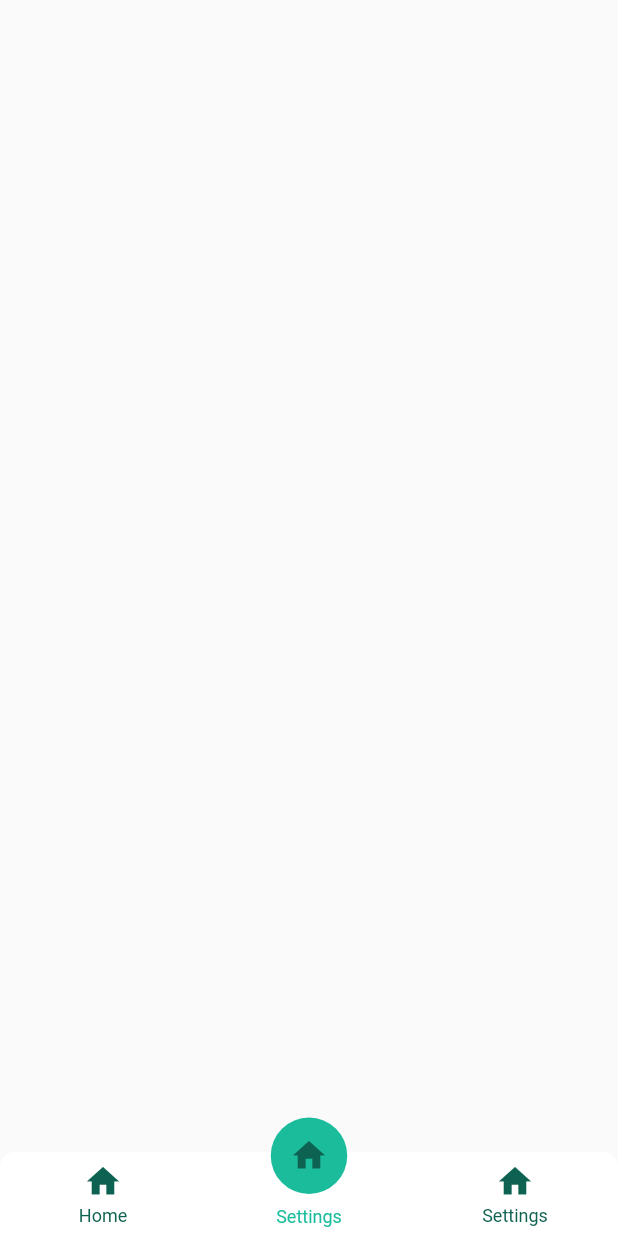
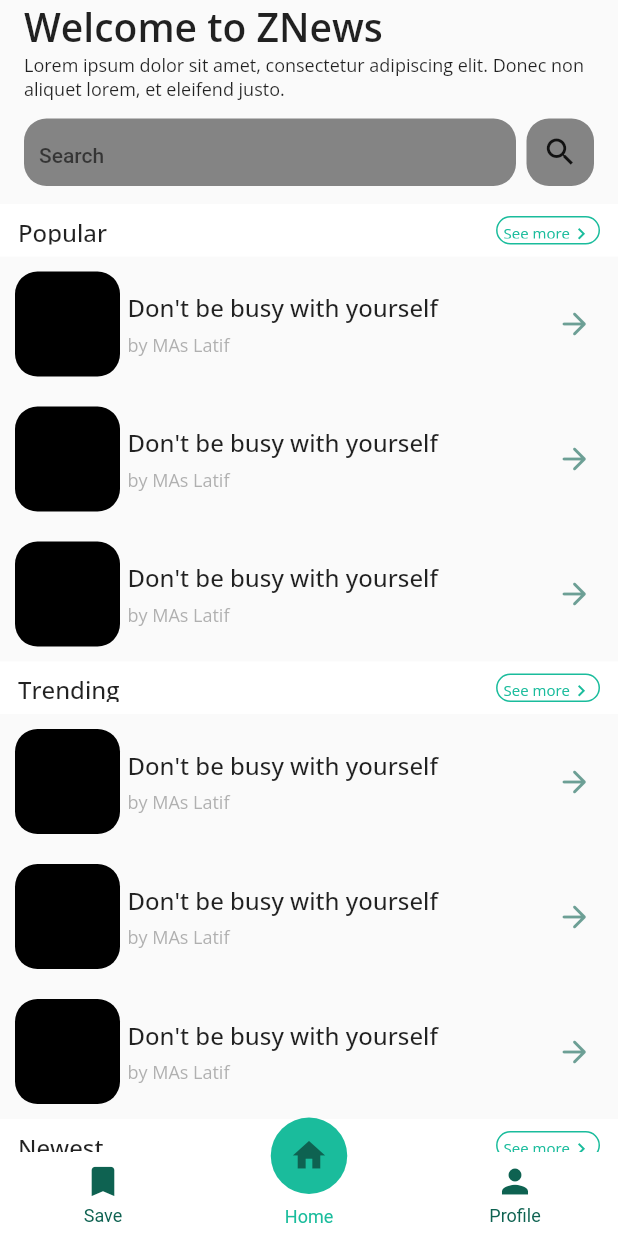
Before and after one commit to Zinoe001/news_app, a Flutter app: the screen it shows after launch, on a phone screen of 412 x 824 dp. Run offline on Flutter 3.47's test engine with Material 2 defaults, Android fonts, the light colour scheme and no system bars; drawn by our look-alikes of persistent_bottom_nav_bar; our stand-ins replace google_fonts, sliver_tools.

Commit message:
Home and News view UI completed

```diff
--- a/lib/views/body/body_view.dart
+++ b/lib/views/body/body_view.dart
@@ -1,5 +1,6 @@
 import 'package:flutter/material.dart';
 import 'package:news_app/utils/color.dart';
+import 'package:news_app/views/home/home_view.dart';
 import 'package:persistent_bottom_nav_bar/persistent-tab-view.dart';
 
 class BodyView extends StatelessWidget {
@@ -8,7 +9,7 @@ class BodyView extends StatelessWidget {
   List<Widget> _buildScreens() {
     return [
       const Scaffold(),
-      const Scaffold(),
+      const HomeView(),
       const Scaffold(),
     ];
   }
@@ -16,20 +17,20 @@ class BodyView extends StatelessWidget {
   List<PersistentBottomNavBarItem> _navBarsItems() {
     return [
       PersistentBottomNavBarItem(
-        icon: const Icon(Icons.home),
+        icon: const Icon(Icons.bookmark),
+        title: ("Save"),
+        activeColorPrimary: kPrimaryColor,
+        inactiveColorPrimary: kSecondaryColor,
+      ),
+      PersistentBottomNavBarItem(
+        icon: Icon(Icons.home,color: kSecondaryColor,),
         title: ("Home"),
         activeColorPrimary: kPrimaryColor,
         inactiveColorPrimary: kSecondaryColor,
       ),
       PersistentBottomNavBarItem(
-        icon: Icon(Icons.home,color: kSecondaryColor,),
-        title: ("Settings"),
-        activeColorPrimary: kPrimaryColor,
-        inactiveColorPrimary: kSecondaryColor,
-      ),
-      PersistentBottomNavBarItem(
-        icon: const Icon(Icons.home),
-        title: ("Settings"),
+        icon: const Icon(Icons.person),
+        title: ("Profile"),
         activeColorPrimary: kPrimaryColor,
         inactiveColorPrimary: kSecondaryColor,
       ),
--- /dev/null
+++ b/lib/views/home/components/home_news_item.dart
@@ -0,0 +1,48 @@
+import 'package:flutter/material.dart';
+import 'package:news_app/utils/color.dart';
+import 'package:news_app/utils/text.dart';
+import 'package:news_app/views/news/news_view.dart';
+
+class HomeNewsItem extends StatelessWidget {
+  const HomeNewsItem({Key? key}) : super(key: key);
+
+  @override
+  Widget build(BuildContext context) {
+    return Container(
+      margin: const EdgeInsets.all(5),
+      child: Row(
+        children: [
+          Container(
+            margin: const EdgeInsets.all(5),
+            padding: const EdgeInsets.all(35),
+            decoration: BoxDecoration(
+              color: Colors.black,
+              borderRadius: BorderRadius.circular(15),
+            ),
+          ),
+          const SizedBox(height: 17),
+          Column(
+            crossAxisAlignment: CrossAxisAlignment.start,
+            children: [
+              AppText.heading6(text: "Don't be busy with yourself"),
+              const SizedBox(height: 5),
+              AppText.caption(
+                text: "by MAs Latif",
+                color: kAccentColor.shade400,
+              ),
+            ],
+          ),
+          const Spacer(),
+          IconButton(
+            onPressed: () => Navigator.push(context,
+                MaterialPageRoute(builder: (context) => const NewsView())),
+            icon: Icon(
+              Icons.arrow_forward_rounded,
+              color: kSecondaryColor.shade500,
+            ),
+          ),
+        ],
+      ),
+    );
+  }
+}
--- /dev/null
+++ b/lib/views/home/home_view.dart
@@ -0,0 +1,61 @@
+import 'package:flutter/material.dart';
+import 'package:news_app/utils/color.dart';
+import 'package:news_app/utils/text.dart';
+import 'package:news_app/views/home/components/home_news_slide.dart';
+import 'package:news_app/views/widgets/app_text_field.dart';
+
+class HomeView extends StatelessWidget {
+  const HomeView({Key? key}) : super(key: key);
+
+  @override
+  Widget build(BuildContext context) {
+    return Scaffold(
+      body: SafeArea(
+        child: CustomScrollView(
+          slivers: [
+            SliverPadding(
+              padding: const EdgeInsets.symmetric(horizontal: 16),
+              sliver: SliverToBoxAdapter(
+                child: AppText.heading2(text: "Welcome to ZNews"),
+              ),
+            ),
+            SliverPadding(
+              padding: const EdgeInsets.symmetric(horizontal: 16),
+              sliver: SliverToBoxAdapter(
+                child: AppText.caption(
+                  text:
+                      "Lorem ipsum dolor sit amet, consectetur adipiscing elit. Donec non aliquet lorem, et eleifend justo.",
+                  multilines: true,
+                ),
+              ),
+            ),
+            const SliverToBoxAdapter(child: SizedBox(height: 12)),
+            SliverPadding(
+              padding: const EdgeInsets.symmetric(horizontal: 16),
+              sliver: SliverToBoxAdapter(
+                child: Row(
+                  children: [
+                    const Expanded(child: AppTextField()),
+                    const SizedBox(width: 7),
+                    Container(
+                      height: 45,
+                      width: 45,
+                      decoration: BoxDecoration(
+                          borderRadius: BorderRadius.circular(15),
+                          color: kAccentColor.shade700),
+                      child: const Icon(Icons.search),
+                    ),
+                  ],
+                ),
+              ),
+            ),
+            const SliverToBoxAdapter(
+              child: SizedBox(height: 12),
+            ),
+            HomeSlide(),
+          ],
+        ),
+      ),
+    );
+  }
+}
--- /dev/null
+++ b/lib/views/widgets/app_text_field.dart
@@ -0,0 +1,28 @@
+import 'package:flutter/material.dart';
+import 'package:news_app/utils/color.dart';
+
+class AppTextField extends StatelessWidget {
+  const AppTextField({Key? key}) : super(key: key);
+
+  @override
+  Widget build(BuildContext context) {
+    return Container(
+      padding: const EdgeInsets.only(left: 10),
+      height: 45,
+      decoration: BoxDecoration(
+          borderRadius: BorderRadius.circular(15),
+          color: kAccentColor.shade700),
+      child: TextFormField(
+        decoration: const InputDecoration(
+          // prefixIcon: Icon(Icons.search),
+          hintText: "Search",
+          hintStyle: TextStyle(
+            fontSize: 14,
+            fontWeight: FontWeight.w500,
+          ),
+          border: InputBorder.none
+        ),
+      ),
+    );
+  }
+}
--- a/pubspec.yaml
+++ b/pubspec.yaml
@@ -36,6 +36,7 @@ dependencies:
   cupertino_icons: ^1.0.2
   google_fonts: ^2.3.2
   persistent_bottom_nav_bar: ^4.0.2
+  sliver_tools: ^0.2.6
 
 dev_dependencies:
   flutter_test:
```
Also changed, not shown: lib/utils/color.dart (+15 -0 lines), lib/views/home/components/home_news_card.dart (added, +57 -0 lines), lib/views/home/components/home_news_slide.dart (added, +22 -0 lines), lib/views/news/news_list_view.dart (added, +44 -0 lines), lib/views/news/news_view.dart (added, +114 -0 lines), pubspec.lock.
